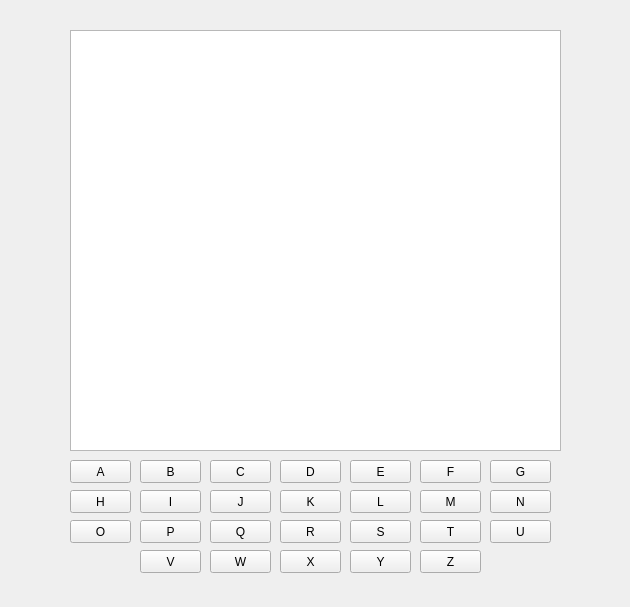
First picture: the form in hangman.ui, repository nadabadawi/Hangman_Game_Qt_Project, before the edit.
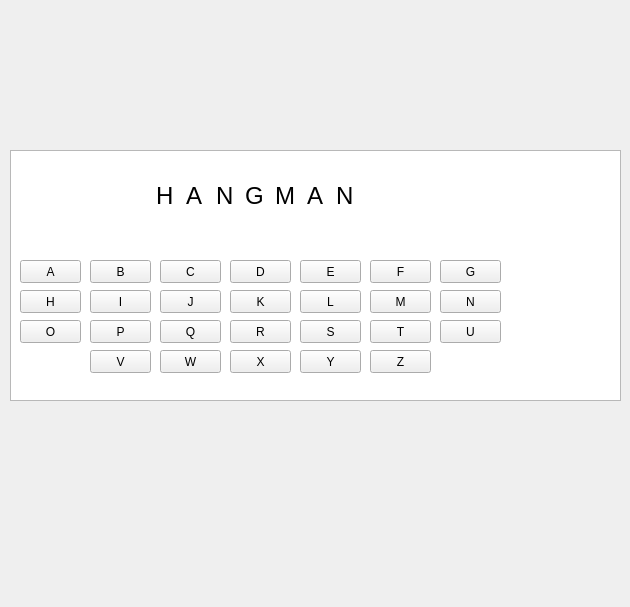
Second picture: the form after the edit.

Commit message: Added the word Hangman and set its correct position

The edit to the form file:
```diff
--- a/hangman.ui
+++ b/hangman.ui
@@ -16,8 +16,8 @@
   <widget class="QPushButton" name="A">
    <property name="geometry">
     <rect>
-     <x>70</x>
-     <y>460</y>
+     <x>20</x>
+     <y>260</y>
      <width>61</width>
      <height>23</height>
     </rect>
@@ -29,8 +29,8 @@
   <widget class="QPushButton" name="B">
    <property name="geometry">
     <rect>
-     <x>140</x>
-     <y>460</y>
+     <x>90</x>
+     <y>260</y>
      <width>61</width>
      <height>23</height>
     </rect>
@@ -42,8 +42,8 @@
   <widget class="QPushButton" name="C">
    <property name="geometry">
     <rect>
-     <x>210</x>
-     <y>460</y>
+     <x>160</x>
+     <y>260</y>
      <width>61</width>
      <height>23</height>
     </rect>
@@ -55,8 +55,8 @@
   <widget class="QPushButton" name="D">
    <property name="geometry">
     <rect>
-     <x>280</x>
-     <y>460</y>
+     <x>230</x>
+     <y>260</y>
      <width>61</width>
      <height>23</height>
     </rect>
@@ -68,8 +68,8 @@
   <widget class="QPushButton" name="E">
    <property name="geometry">
     <rect>
-     <x>350</x>
-     <y>460</y>
+     <x>300</x>
+     <y>260</y>
      <width>61</width>
      <height>23</height>
     </rect>
@@ -81,8 +81,8 @@
   <widget class="QPushButton" name="F">
    <property name="geometry">
     <rect>
-     <x>420</x>
-     <y>460</y>
+     <x>370</x>
+     <y>260</y>
      <width>61</width>
      <height>23</height>
     </rect>
@@ -94,8 +94,8 @@
   <widget class="QPushButton" name="G">
    <property name="geometry">
     <rect>
-     <x>490</x>
-     <y>460</y>
+     <x>440</x>
+     <y>260</y>
      <width>61</width>
      <height>23</height>
     </rect>
@@ -107,8 +107,8 @@
   <widget class="QPushButton" name="H">
    <property name="geometry">
     <rect>
-     <x>70</x>
-     <y>490</y>
+     <x>20</x>
+     <y>290</y>
      <width>61</width>
      <height>23</height>
     </rect>
@@ -120,8 +120,8 @@
   <widget class="QPushButton" name="I">
    <property name="geometry">
     <rect>
-     <x>140</x>
-     <y>490</y>
+     <x>90</x>
+     <y>290</y>
      <width>61</width>
      <height>23</height>
     </rect>
@@ -133,8 +133,8 @@
   <widget class="QPushButton" name="J">
    <property name="geometry">
     <rect>
-     <x>210</x>
-     <y>490</y>
+     <x>160</x>
+     <y>290</y>
      <width>61</width>
      <height>23</height>
     </rect>
@@ -146,8 +146,8 @@
   <widget class="QPushButton" name="K">
    <property name="geometry">
     <rect>
-     <x>280</x>
-     <y>490</y>
+     <x>230</x>
+     <y>290</y>
      <width>61</width>
      <height>23</height>
     </rect>
@@ -159,8 +159,8 @@
   <widget class="QPushButton" name="L">
    <property name="geometry">
     <rect>
-     <x>350</x>
-     <y>490</y>
+     <x>300</x>
+     <y>290</y>
      <width>61</width>
      <height>23</height>
     </rect>
@@ -172,8 +172,8 @@
   <widget class="QPushButton" name="M">
    <property name="geometry">
     <rect>
-     <x>420</x>
-     <y>490</y>
+     <x>370</x>
+     <y>290</y>
      <width>61</width>
      <height>23</height>
     </rect>
@@ -185,8 +185,8 @@
   <widget class="QPushButton" name="N">
    <property name="geometry">
     <rect>
-     <x>490</x>
-     <y>490</y>
+     <x>440</x>
+     <y>290</y>
      <width>61</width>
      <height>23</height>
     </rect>
@@ -198,8 +198,8 @@
   <widget class="QPushButton" name="O">
    <property name="geometry">
     <rect>
-     <x>70</x>
-     <y>520</y>
+     <x>20</x>
+     <y>320</y>
      <width>61</width>
      <height>23</height>
     </rect>
@@ -211,8 +211,8 @@
   <widget class="QPushButton" name="P">
    <property name="geometry">
     <rect>
-     <x>140</x>
-     <y>520</y>
+     <x>90</x>
+     <y>320</y>
      <width>61</width>
      <height>23</height>
     </rect>
@@ -224,8 +224,8 @@
   <widget class="QPushButton" name="Q">
    <property name="geometry">
     <rect>
-     <x>210</x>
-     <y>520</y>
+     <x>160</x>
+     <y>320</y>
      <width>61</width>
      <height>23</height>
     </rect>
@@ -237,8 +237,8 @@
   <widget class="QPushButton" name="R">
    <property name="geometry">
     <rect>
-     <x>280</x>
-     <y>520</y>
+     <x>230</x>
+     <y>320</y>
      <width>61</width>
      <height>23</height>
     </rect>
@@ -250,8 +250,8 @@
   <widget class="QPushButton" name="S">
    <property name="geometry">
     <rect>
-     <x>350</x>
-     <y>520</y>
+     <x>300</x>
+     <y>320</y>
      <width>61</width>
      <height>23</height>
     </rect>
@@ -263,8 +263,8 @@
   <widget class="QPushButton" name="T">
    <property name="geometry">
     <rect>
-     <x>420</x>
-     <y>520</y>
+     <x>370</x>
+     <y>320</y>
      <width>61</width>
      <height>23</height>
     </rect>
@@ -276,8 +276,8 @@
   <widget class="QPushButton" name="U">
    <property name="geometry">
     <rect>
-     <x>490</x>
-     <y>520</y>
+     <x>440</x>
+     <y>320</y>
      <width>61</width>
      <height>23</height>
     </rect>
@@ -289,8 +289,8 @@
   <widget class="QPushButton" name="V">
    <property name="geometry">
     <rect>
-     <x>140</x>
-     <y>550</y>
+     <x>90</x>
+     <y>350</y>
      <width>61</width>
      <height>23</height>
     </rect>
@@ -302,8 +302,8 @@
   <widget class="QPushButton" name="W">
    <property name="geometry">
     <rect>
-     <x>210</x>
-     <y>550</y>
+     <x>160</x>
+     <y>350</y>
      <width>61</width>
      <height>23</height>
     </rect>
@@ -315,8 +315,8 @@
   <widget class="QPushButton" name="X">
    <property name="geometry">
     <rect>
-     <x>280</x>
-     <y>550</y>
+     <x>230</x>
+     <y>350</y>
      <width>61</width>
      <height>23</height>
     </rect>
@@ -328,8 +328,8 @@
   <widget class="QPushButton" name="Y">
    <property name="geometry">
     <rect>
-     <x>350</x>
-     <y>550</y>
+     <x>300</x>
+     <y>350</y>
      <width>61</width>
      <height>23</height>
     </rect>
@@ -341,8 +341,8 @@
   <widget class="QPushButton" name="Z">
    <property name="geometry">
     <rect>
-     <x>420</x>
-     <y>550</y>
+     <x>370</x>
+     <y>350</y>
      <width>61</width>
      <height>23</height>
     </rect>
@@ -354,13 +354,187 @@
   <widget class="QGraphicsView" name="graphicsView">
    <property name="geometry">
     <rect>
-     <x>70</x>
-     <y>30</y>
-     <width>491</width>
-     <height>421</height>
+     <x>10</x>
+     <y>150</y>
+     <width>611</width>
+     <height>251</height>
     </rect>
    </property>
   </widget>
+  <widget class="QLineEdit" name="HAnswerBox">
+   <property name="geometry">
+    <rect>
+     <x>150</x>
+     <y>180</y>
+     <width>31</width>
+     <height>31</height>
+    </rect>
+   </property>
+   <property name="font">
+    <font>
+     <pointsize>18</pointsize>
+    </font>
+   </property>
+   <property name="text">
+    <string>H</string>
+   </property>
+   <property name="frame">
+    <bool>false</bool>
+   </property>
+   <property name="alignment">
+    <set>Qt::AlignCenter</set>
+   </property>
+  </widget>
+  <widget class="QLineEdit" name="A1AnswerBox">
+   <property name="geometry">
+    <rect>
+     <x>179</x>
+     <y>180</y>
+     <width>31</width>
+     <height>31</height>
+    </rect>
+   </property>
+   <property name="font">
+    <font>
+     <pointsize>18</pointsize>
+    </font>
+   </property>
+   <property name="text">
+    <string>A</string>
+   </property>
+   <property name="frame">
+    <bool>false</bool>
+   </property>
+   <property name="cursorPosition">
+    <number>1</number>
+   </property>
+   <property name="alignment">
+    <set>Qt::AlignCenter</set>
+   </property>
+  </widget>
+  <widget class="QLineEdit" name="N1AnswerBox">
+   <property name="geometry">
+    <rect>
+     <x>210</x>
+     <y>180</y>
+     <width>31</width>
+     <height>31</height>
+    </rect>
+   </property>
+   <property name="font">
+    <font>
+     <pointsize>18</pointsize>
+    </font>
+   </property>
+   <property name="text">
+    <string>N</string>
+   </property>
+   <property name="frame">
+    <bool>false</bool>
+   </property>
+   <property name="alignment">
+    <set>Qt::AlignCenter</set>
+   </property>
+   <property name="readOnly">
+    <bool>true</bool>
+   </property>
+  </widget>
+  <widget class="QLineEdit" name="GAnswerBox">
+   <property name="geometry">
+    <rect>
+     <x>240</x>
+     <y>180</y>
+     <width>31</width>
+     <height>31</height>
+    </rect>
+   </property>
+   <property name="font">
+    <font>
+     <pointsize>18</pointsize>
+    </font>
+   </property>
+   <property name="text">
+    <string>G</string>
+   </property>
+   <property name="frame">
+    <bool>false</bool>
+   </property>
+   <property name="alignment">
+    <set>Qt::AlignCenter</set>
+   </property>
+  </widget>
+  <widget class="QLineEdit" name="MAnswerBox">
+   <property name="geometry">
+    <rect>
+     <x>270</x>
+     <y>180</y>
+     <width>31</width>
+     <height>31</height>
+    </rect>
+   </property>
+   <property name="font">
+    <font>
+     <pointsize>18</pointsize>
+    </font>
+   </property>
+   <property name="text">
+    <string>M</string>
+   </property>
+   <property name="frame">
+    <bool>false</bool>
+   </property>
+   <property name="alignment">
+    <set>Qt::AlignCenter</set>
+   </property>
+  </widget>
+  <widget class="QLineEdit" name="A2AnswerBox">
+   <property name="geometry">
+    <rect>
+     <x>300</x>
+     <y>180</y>
+     <width>31</width>
+     <height>31</height>
+    </rect>
+   </property>
+   <property name="font">
+    <font>
+     <pointsize>18</pointsize>
+    </font>
+   </property>
+   <property name="text">
+    <string>A</string>
+   </property>
+   <property name="frame">
+    <bool>false</bool>
+   </property>
+   <property name="alignment">
+    <set>Qt::AlignCenter</set>
+   </property>
+  </widget>
+  <widget class="QLineEdit" name="N2AnswerBox">
+   <property name="geometry">
+    <rect>
+     <x>330</x>
+     <y>180</y>
+     <width>31</width>
+     <height>31</height>
+    </rect>
+   </property>
+   <property name="font">
+    <font>
+     <pointsize>18</pointsize>
+    </font>
+   </property>
+   <property name="text">
+    <string>N</string>
+   </property>
+   <property name="frame">
+    <bool>false</bool>
+   </property>
+   <property name="alignment">
+    <set>Qt::AlignCenter</set>
+   </property>
+  </widget>
   <zorder>graphicsView</zorder>
   <zorder>A</zorder>
   <zorder>B</zorder>
@@ -388,6 +562,13 @@
   <zorder>X</zorder>
   <zorder>Y</zorder>
   <zorder>Z</zorder>
+  <zorder>HAnswerBox</zorder>
+  <zorder>A1AnswerBox</zorder>
+  <zorder>N1AnswerBox</zorder>
+  <zorder>GAnswerBox</zorder>
+  <zorder>MAnswerBox</zorder>
+  <zorder>A2AnswerBox</zorder>
+  <zorder>N2AnswerBox</zorder>
  </widget>
  <resources/>
  <connections/>
```
The commit also changes 4 other files.
